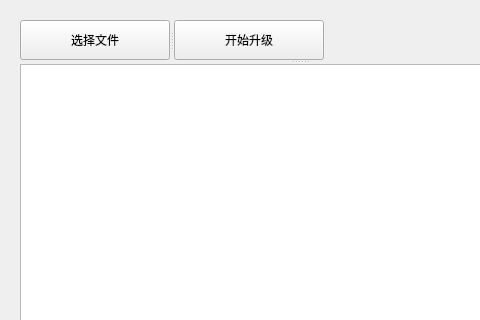
The window that mainwindow.ui (mlzmxy/UpgradeFlash) describes before a commit, drawn with Qt 5; both pictures show x 0 to 480 and y 0 to 320 of the 600 by 450 pixel window.
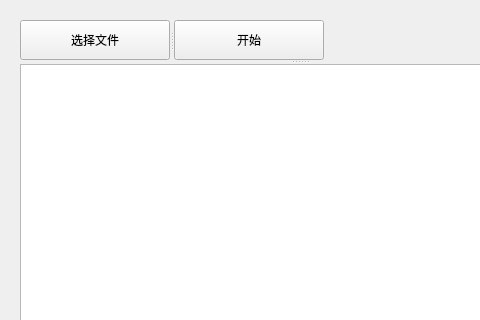
The same window after the commit.

```diff
--- a/mainwindow.ui
+++ b/mainwindow.ui
@@ -37,7 +37,7 @@
     </property>
     <property name="maximumSize">
      <size>
-      <width>560</width>
+      <width>306</width>
       <height>16777215</height>
      </size>
     </property>
@@ -47,7 +47,7 @@
     <widget class="QSplitter" name="splitter">
      <property name="maximumSize">
       <size>
-       <width>16777215</width>
+       <width>306</width>
        <height>40</height>
       </size>
      </property>
@@ -73,7 +73,7 @@
        </size>
       </property>
       <property name="text">
-       <string>开始升级</string>
+       <string>开始</string>
       </property>
      </widget>
     </widget>
```
